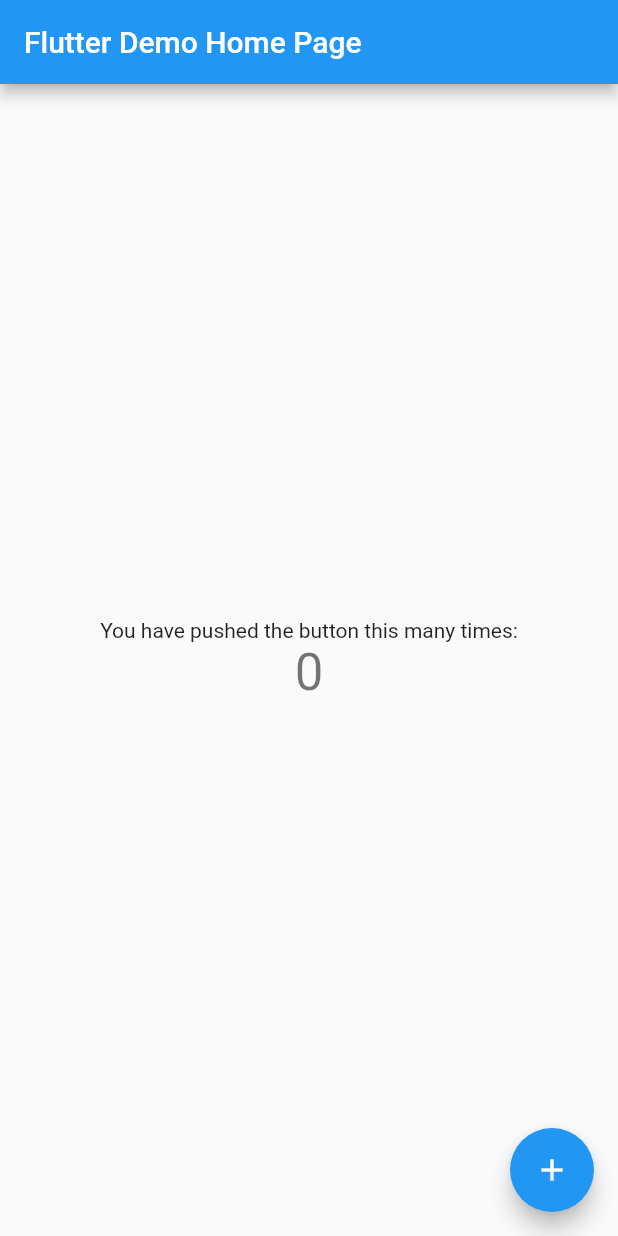
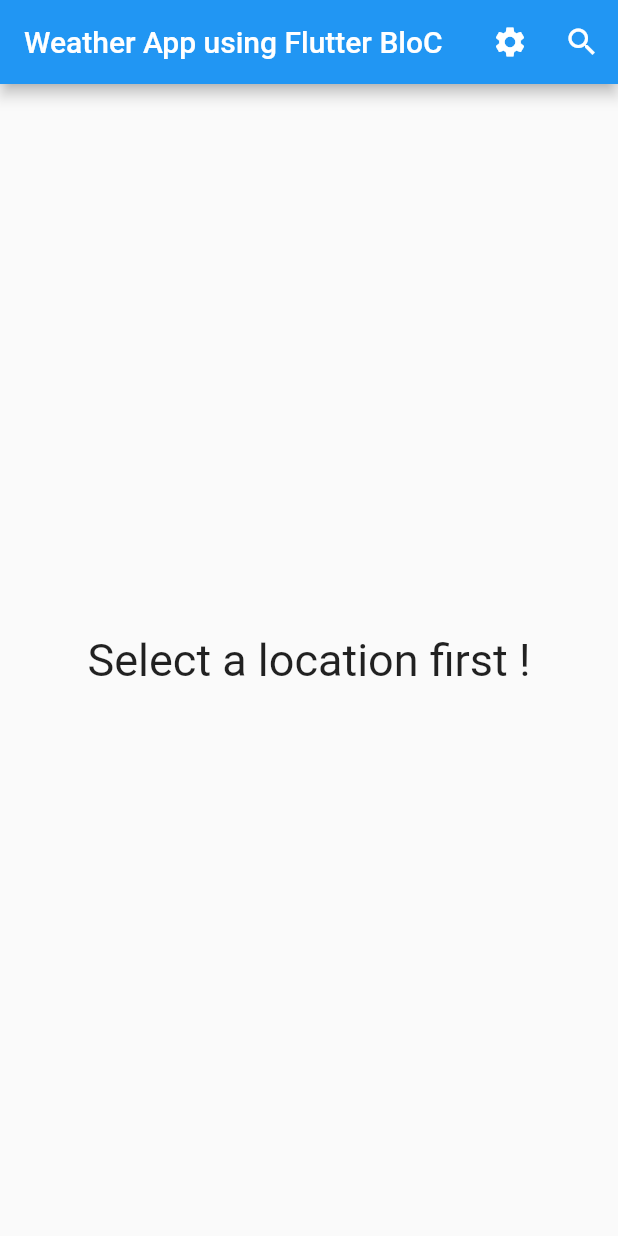
Before and after one commit to TuanNS10/weather_app, a Flutter app: the screen it shows after launch, on a phone screen of 412 x 824 dp. Run offline on Flutter 3.47's test engine with Material 2 defaults, Android fonts, the phone set to English and light mode, and no system bars; our stand-ins replace equatable, flutter_bloc, weather_icons.

Commit message:
Create Screen (layout + function)

```diff
--- a/lib/main.dart
+++ b/lib/main.dart
@@ -1,113 +1,44 @@
 import 'package:flutter/material.dart';
+import 'package:flutter_bloc/flutter_bloc.dart';
+import 'package:weather_app/blocs/settings_bloc.dart';
+import 'package:weather_app/blocs/theme_bloc.dart';
+import 'package:weather_app/blocs/weather_bloc.dart';
+import 'package:weather_app/blocs/weather_bloc_observer.dart';
+import 'package:weather_app/repositories/weather_repositories.dart';
+import 'package:http/http.dart' as http;
+import 'package:weather_app/screens/weather_screen.dart';
 
 void main() {
-  runApp(MyApp());
+  Bloc.observer = WeatherBlocObserver();
+  final WeatherRepository weatherRepository =
+      WeatherRepository(httpClient: http.Client());
+  //other blocs ?
+  runApp(MultiBlocProvider(
+      providers: [
+        BlocProvider<ThemeBloc>(create: (context) => ThemeBloc()),
+        BlocProvider<SettingBloc>(create: (context) => SettingBloc())
+      ],
+      child: MyApp(
+        weatherRepository: weatherRepository,
+      )));
 }
 
 class MyApp extends StatelessWidget {
+  final WeatherRepository weatherRepository;
+
+  MyApp({Key? key, required this.weatherRepository})
+      : assert(weatherRepository != null),
+        super(key: key);
+
   // This widget is the root of your application.
   @override
   Widget build(BuildContext context) {
     return MaterialApp(
-      title: 'Flutter Demo',
-      theme: ThemeData(
-        // This is the theme of your application.
-        //
-        // Try running your application with "flutter run". You'll see the
-        // application has a blue toolbar. Then, without quitting the app, try
-        // changing the primarySwatch below to Colors.green and then invoke
-        // "hot reload" (press "r" in the console where you ran "flutter run",
-        // or simply save your changes to "hot reload" in a Flutter IDE).
-        // Notice that the counter didn't reset back to zero; the application
-        // is not restarted.
-        primarySwatch: Colors.blue,
+      title: 'Flutter Weather App with BloC',
+      home: BlocProvider(
+        create: (context) => WeatherBloc(weatherRepository: weatherRepository),
+        child: WeatherScreen(),
       ),
-      home: MyHomePage(title: 'Flutter Demo Home Page'),
     );
   }
 }
-
-class MyHomePage extends StatefulWidget {
-  MyHomePage({Key? key, required this.title}) : super(key: key);
-
-  // This widget is the home page of your application. It is stateful, meaning
-  // that it has a State object (defined below) that contains fields that affect
-  // how it looks.
-
-  // This class is the configuration for the state. It holds the values (in this
-  // case the title) provided by the parent (in this case the App widget) and
-  // used by the build method of the State. Fields in a Widget subclass are
-  // always marked "final".
-
-  final String title;
-
-  @override
-  _MyHomePageState createState() => _MyHomePageState();
-}
-
-class _MyHomePageState extends State<MyHomePage> {
-  int _counter = 0;
-
-  void _incrementCounter() {
-    setState(() {
-      // This call to setState tells the Flutter framework that something has
-      // changed in this State, which causes it to rerun the build method below
-      // so that the display can reflect the updated values. If we changed
-      // _counter without calling setState(), then the build method would not be
-      // called again, and so nothing would appear to happen.
-      _counter++;
-    });
-  }
-
-  @override
-  Widget build(BuildContext context) {
-    // This method is rerun every time setState is called, for instance as done
-    // by the _incrementCounter method above.
-    //
-    // The Flutter framework has been optimized to make rerunning build methods
-    // fast, so that you can just rebuild anything that needs updating rather
-    // than having to individually change instances of widgets.
-    return Scaffold(
-      appBar: AppBar(
-        // Here we take the value from the MyHomePage object that was created by
-        // the App.build method, and use it to set our appbar title.
-        title: Text(widget.title),
-      ),
-      body: Center(
-        // Center is a layout widget. It takes a single child and positions it
-        // in the middle of the parent.
-        child: Column(
-          // Column is also a layout widget. It takes a list of children and
-          // arranges them vertically. By default, it sizes itself to fit its
-          // children horizontally, and tries to be as tall as its parent.
-          //
-          // Invoke "debug painting" (press "p" in the console, choose the
-          // "Toggle Debug Paint" action from the Flutter Inspector in Android
-          // Studio, or the "Toggle Debug Paint" command in Visual Studio Code)
-          // to see the wireframe for each widget.
-          //
-          // Column has various properties to control how it sizes itself and
-          // how it positions its children. Here we use mainAxisAlignment to
-          // center the children vertically; the main axis here is the vertical
-          // axis because Columns are vertical (the cross axis would be
-          // horizontal).
-          mainAxisAlignment: MainAxisAlignment.center,
-          children: <Widget>[
-            Text(
-              'You have pushed the button this many times:',
-            ),
-            Text(
-              '$_counter',
-              style: Theme.of(context).textTheme.headline4,
-            ),
-          ],
-        ),
-      ),
-      floatingActionButton: FloatingActionButton(
-        onPressed: _incrementCounter,
-        tooltip: 'Increment',
-        child: Icon(Icons.add),
-      ), // This trailing comma makes auto-formatting nicer for build methods.
-    );
-  }
-}
--- /dev/null
+++ b/lib/screens/weather_screen.dart
@@ -0,0 +1,135 @@
+import 'dart:async';
+
+import 'package:flutter/material.dart';
+import 'package:flutter_bloc/flutter_bloc.dart';
+import 'package:weather_app/blocs/theme_bloc.dart';
+import 'package:weather_app/blocs/weather_bloc.dart';
+import 'package:weather_app/events/theme_event.dart';
+import 'package:weather_app/events/weather_event.dart';
+import 'package:weather_app/screens/city_search_screen.dart';
+import 'package:weather_app/screens/settings_screen.dart';
+import 'package:weather_app/screens/temperature_widget.dart';
+import 'package:weather_app/states/theme_state.dart';
+import 'package:weather_app/states/weather_state.dart';
+
+class WeatherScreen extends StatefulWidget {
+  const WeatherScreen({Key? key}) : super(key: key);
+
+  @override
+  State<StatefulWidget> createState() => _WeatherScreenState();
+}
+
+class _WeatherScreenState extends State<WeatherScreen> {
+  Completer<void>? _completer;
+
+  @override
+  void initState() {
+    super.initState();
+    _completer = Completer<void>();
+  }
+
+  @override
+  Widget build(BuildContext context) {
+    return Scaffold(
+      appBar: AppBar(
+        title: Text('Weather App using Flutter BloC'),
+        actions: <Widget>[
+          IconButton(
+            icon: Icon(Icons.settings),
+            //Navigate to Setting Screen
+            onPressed: () {
+              Navigator.push(
+                  context,
+                  MaterialPageRoute(
+                    builder: (context) => SettingScreen(),
+                  ));
+            },
+          ),
+          IconButton(
+              onPressed: () async {
+                //Navigate to CitySearchScreen
+                final typedCity = await Navigator.push(
+                    context,
+                    MaterialPageRoute(
+                        builder: (context) => CitySearchScreen()));
+                if (typedCity != null) {
+                  BlocProvider.of<WeatherBloc>(context)
+                      .add(WeatherEventRequested(city: typedCity));
+                }
+              },
+              icon: Icon(Icons.search))
+        ],
+      ),
+      body: Center(
+          child: BlocConsumer<WeatherBloc, WeatherState>(
+        listener: (context, weatherState) {
+          if (weatherState is WeatherStateSuccess) {
+            BlocProvider.of<ThemeBloc>(context).add(ThemeEventWeatherChanged(
+                weatherCondition: weatherState.weather.weatherCondition));
+            _completer?.complete();
+            _completer = Completer();
+          }
+        },
+        builder: (context, weatherState) {
+          if (weatherState is WeatherStateLoading) {
+            return Center(child: CircularProgressIndicator());
+          }
+          if (weatherState is WeatherStateSuccess) {
+            final weather = weatherState.weather;
+            return BlocBuilder<ThemeBloc, ThemeState>(
+                builder: (context, themeState) {
+              return RefreshIndicator(
+                onRefresh: () {
+                  BlocProvider.of<WeatherBloc>(context)
+                      .add(WeatherEventRefresh(city: weather.location));
+                  //return a 'Completer object'
+                  return _completer!.future;
+                },
+                child: Container(
+                  color: themeState.backgroundColor,
+                  child: ListView(
+                    children: <Widget>[
+                      Column(
+                        children: <Widget>[
+                          Text(
+                            weather.location,
+                            style: TextStyle(
+                                fontSize: 20,
+                                fontWeight: FontWeight.bold,
+                                color: themeState.textColor),
+                          ),
+                          Padding(padding: EdgeInsets.symmetric(vertical: 2)),
+                          Center(
+                            child: Text(
+                              'Updated: ${TimeOfDay.fromDateTime(weather.lastUpdated).format(context)}',
+                              style: TextStyle(
+                                  fontSize: 16, color: themeState.textColor),
+                            ),
+                          ),
+                          //show more update temperature
+                          TemperatureWidget(weather:weather)
+                        ],
+                      )
+                    ],
+                  ),
+                ),
+              );
+            });
+          }
+          if (weatherState is WeatherStateFailure) {
+            return Text(
+              'Something went wrong',
+              style: TextStyle(color: Colors.redAccent, fontSize: 16),
+            );
+          }
+          return Center(
+            child: Text(
+              'Select a location first !',
+              style: TextStyle(fontSize: 30),
+            ),
+          );
+        },
+      )),
+    );
+  }
+}
```
Also changed, not shown: lib/screens/city_search_screen.dart (added, +44 -0 lines), lib/screens/settings_screen.dart (added, +38 -0 lines), lib/screens/temperature_widget.dart (added, +96 -0 lines).
